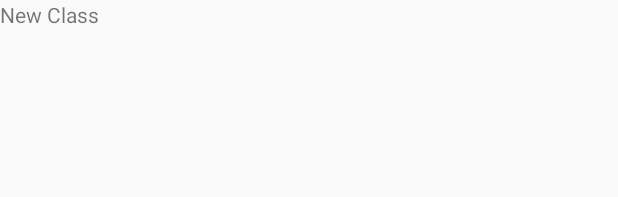
After one commit to Faateh-Jarree/WheresMyClass, an Android app: the layout notification_activity.xml on its own in the app's theme, with its tools: preview values and no code run, on a phone screen of 412 x 824 dp. The commit adds this screen. Shown: the top 197 px of the screen. Run offline under Robolectric (Android 15) with nearby library versions, the phone set to English and light mode, and no system bars.

Commit message:
Notifications = done changed api min support to 26 to make my life easy of not testing can be changed back and then conditional code can be written for different android versions

```diff
--- a/app/build.gradle
+++ b/app/build.gradle
@@ -5,7 +5,7 @@ android {
     compileSdkVersion 28
     defaultConfig {
         applicationId "com.droids.ffs.smd_project"
-        minSdkVersion 24
+        minSdkVersion 26
         targetSdkVersion 28
         versionCode 1
         versionName "1.0"
@@ -35,8 +35,8 @@ dependencies {
 
     //More additions
 
-    implementation 'com.android.support:recyclerview-v7:26.+'
-    implementation 'com.android.support:cardview-v7:26.+'
+    implementation 'com.android.support:recyclerview-v7:28.0.0'
+    implementation 'com.android.support:cardview-v7:28.0.0'
     implementation 'com.squareup.picasso:picasso:2.5.2'
     implementation 'com.android.support:palette-v7:28.0.0'
 
--- a/app/src/main/AndroidManifest.xml
+++ b/app/src/main/AndroidManifest.xml
@@ -39,6 +39,12 @@
         <activity android:name=".SelectCourse.SelectCourseActivity"></activity>
         <activity android:name=".ViewWeeklySchedule.ViewScheduleActivity"></activity>
 
+        <receiver android:name=".Notifications.AlarmReceiver">
+            <intent-filter>
+                <action android:name="android.media.action.DISPLAY_NOTIFICATION" />
+                <category android:name="android.intent.category.DEFAULT" />
+            </intent-filter>
+        </receiver>
 
     </application>
 
--- a/app/src/main/java/com/droids/ffs/smd_project/MainActivity.java
+++ b/app/src/main/java/com/droids/ffs/smd_project/MainActivity.java
@@ -1,6 +1,7 @@
 package com.droids.ffs.smd_project;
 
 import android.app.Activity;
+import android.content.Context;
 import android.content.Intent;
 import android.content.SharedPreferences;
 import android.os.Bundle;
@@ -20,12 +21,14 @@ import java.util.List;
 public class MainActivity extends AppCompatActivity {
 
     final String PREFS_NAME = "MyPrefsFile";    //This is the preference file that includes first time launch boolean
+    public static Context context;
 
     DBHandler db;
     @Override
     protected void onCreate(Bundle savedInstanceState) {
 
         super.onCreate(savedInstanceState);
+        MainActivity.context = getApplicationContext();
 
         // Running Fullscreen Mode
         runFullScreenMode(this);
--- /dev/null
+++ b/app/src/main/res/layout/notification_activity.xml
@@ -0,0 +1,11 @@
+<?xml version="1.0" encoding="utf-8"?>
+<LinearLayout xmlns:android="http://schemas.android.com/apk/res/android"
+    android:orientation="vertical" android:layout_width="match_parent"
+    android:layout_height="match_parent">
+
+    <TextView
+        android:id="@+id/textView"
+        android:layout_width="match_parent"
+        android:layout_height="wrap_content"
+        android:text="New Class" />
+</LinearLayout>
```
Also changed, not shown: app/src/main/java/com/droids/ffs/smd_project/Notifications/AlarmReceiver.java (added, +82 -0 lines), app/src/main/java/com/droids/ffs/smd_project/Notifications/NotificationActivity.java (added, +14 -0 lines), app/src/main/java/com/droids/ffs/smd_project/SelectCourse/SelectCourseActivity.java (+37 -0 lines), 1 other file.
